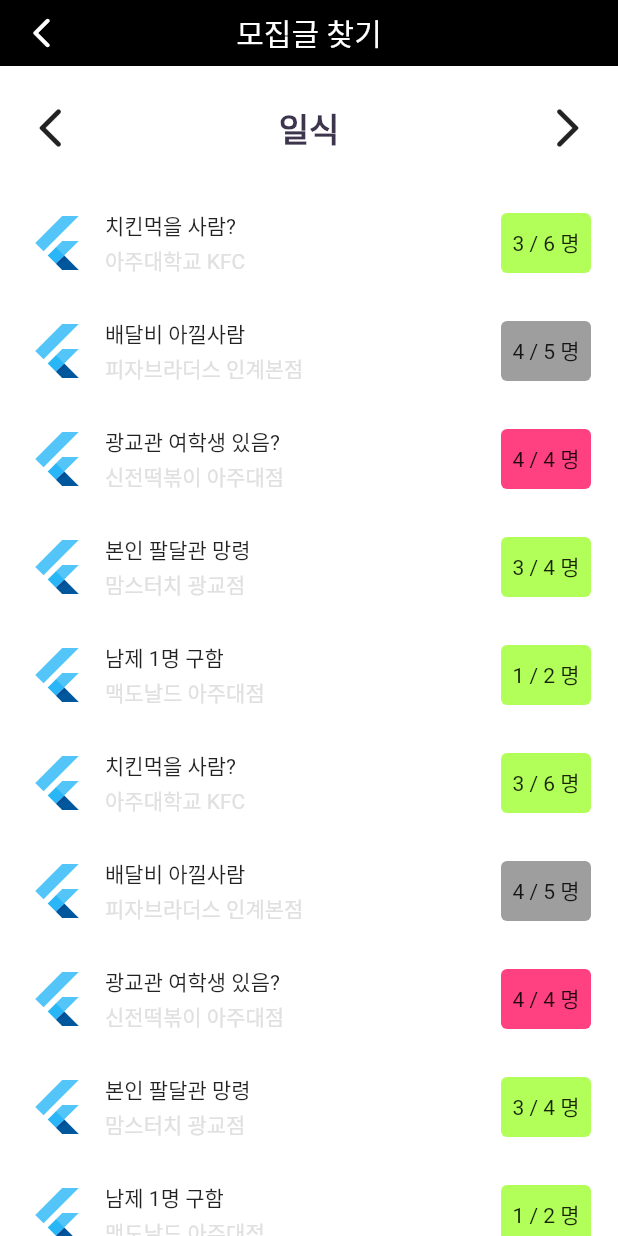
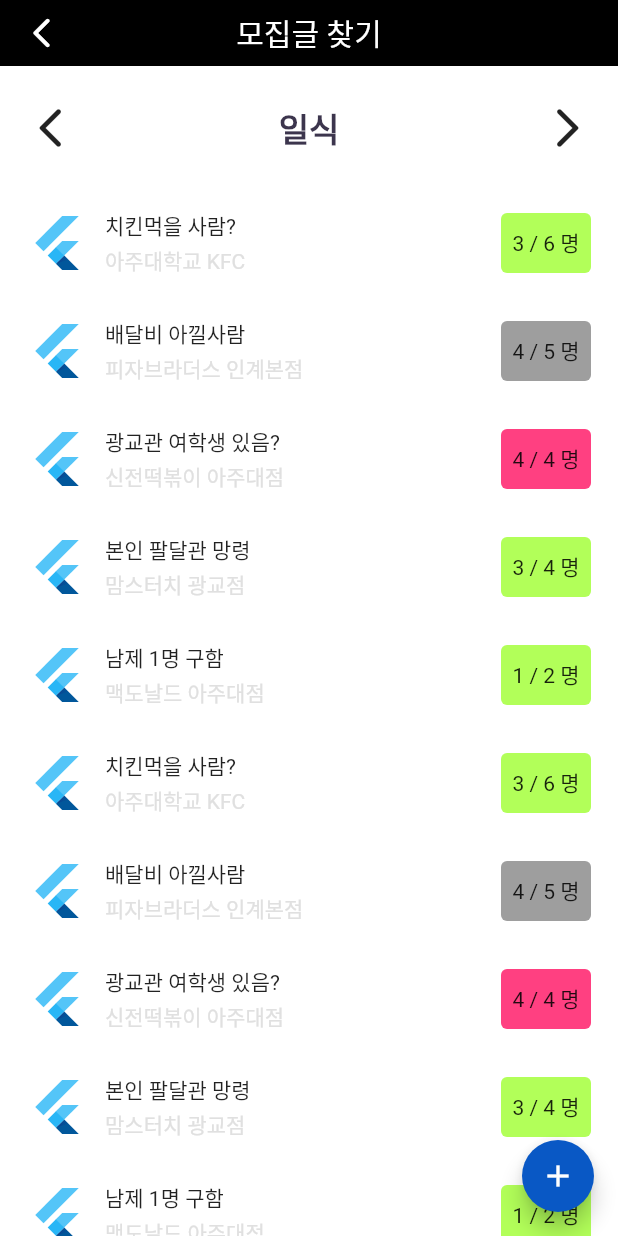
Before and after one commit to LiiNen/DeleTo, a Flutter app: the SearchView screen opened directly, after a tap on "일식", on a phone screen of 412 x 824 dp. Run offline on Flutter 3.47's test engine with Material 2 defaults, Android fonts, the phone set to English and light mode, and no system bars; our stand-ins replace fluttertoast; Roboto replaces fonts that are missing (NotoSansCJKKR).

Commit message:
Modify file structure, dividing board/store

```diff
--- a/lib/main_nav/search/search_category_view.dart
+++ b/lib/main_nav/search/search_category_board_view.dart
@@ -1,18 +1,20 @@
 import 'package:delito/component/default_app_bar.dart';
+import 'package:delito/function.dart';
 import 'package:delito/main_nav/search/search_view.dart';
 import 'package:delito/object/store.dart';
+import 'package:delito/store/store_board_creation_view.dart';
 import 'package:delito/store/store_item_container.dart';
 import 'package:delito/style.dart';
 import 'package:flutter/material.dart';
 
-class SearchCategoryView extends StatefulWidget {
+class SearchCategoryBoardView extends StatefulWidget {
   final int categoryId;
-  SearchCategoryView({required this.categoryId});
+  SearchCategoryBoardView({required this.categoryId});
 
   @override
-  State<SearchCategoryView> createState() => _SearchCategoryView();
+  State<SearchCategoryBoardView> createState() => _SearchCategoryBoardView();
 }
-class _SearchCategoryView extends State<SearchCategoryView> {
+class _SearchCategoryBoardView extends State<SearchCategoryBoardView> {
 
   int? _categoryId;
 
@@ -38,16 +40,33 @@ class _SearchCategoryView extends State<SearchCategoryView> {
       appBar: DefaultAppBar(title: '모집글 찾기', back: true,),
       backgroundColor: Colors.white,
       body: Container(
+        child: Column(
+          children: [
+            switchCategoryBox(),
+            Expanded(
               child: SingleChildScrollView(
                 child: Column(
                   children: <Widget>[
-              switchCategoryBox()
+
                   ] + List.generate(testStoreList.length*10, (index) {
                     return StoreItemContainer(store: testStoreList[index%5],);
                   })
                 )
               )
             )
+          ]
+        )
+      ),
+      floatingActionButton: Container(
+        width: 48, height: 48,
+        child: FloatingActionButton(
+          onPressed: () {
+            navigatorPush(context: context, widget: StoreBoardCreationView());
+          },
+          backgroundColor: Color(0xff0958c5),
+          child: Icon(Icons.add_outlined)
+        )
+      ),
     );
   }
 
--- /dev/null
+++ b/lib/main_nav/search/search_category_shop_view.dart
@@ -0,0 +1,20 @@
+import 'package:flutter/material.dart';
+
+class SearchCategoryBoardView extends StatefulWidget {
+  final int categoryId;
+  SearchCategoryBoardView({required this.categoryId});
+
+  @override
+  State<SearchCategoryBoardView> createState() => _SearchCategoryBoardView();
+}
+class _SearchCategoryBoardView extends State<SearchCategoryBoardView> {
+
+  int? _categoryId;
+
+  @override
+  void initState() {
+    _categoryId = widget.categoryId;
+    super.initState();
+  }
+
+}
--- a/lib/main_nav/search/search_view.dart
+++ b/lib/main_nav/search/search_view.dart
@@ -1,6 +1,6 @@
 import 'package:delito/component/default_app_bar.dart';
 import 'package:delito/function.dart';
-import 'package:delito/main_nav/search/search_category_view.dart';
+import 'package:delito/main_nav/search/search_category_board_view.dart';
 import 'package:flutter/material.dart';
 
 List<String> foodCategory = [
@@ -44,7 +44,7 @@ class _SearchView extends State<SearchView> {
         children: List.generate(foodCategory.length, (index) {
           return GestureDetector(
             onTap: () {
-              navigatorPush(context: context, widget: SearchCategoryView(categoryId: index));
+              navigatorPush(context: context, widget: SearchCategoryBoardView(categoryId: index));
             },
             child: Container(
               decoration: BoxDecoration(
```
Also changed, not shown: lib/main_nav/gather/gather_view.dart (+8 -2 lines), lib/store/store_board_creation_view.dart (added, +15 -0 lines). Lines whose indentation alone changed are shown as unchanged.
